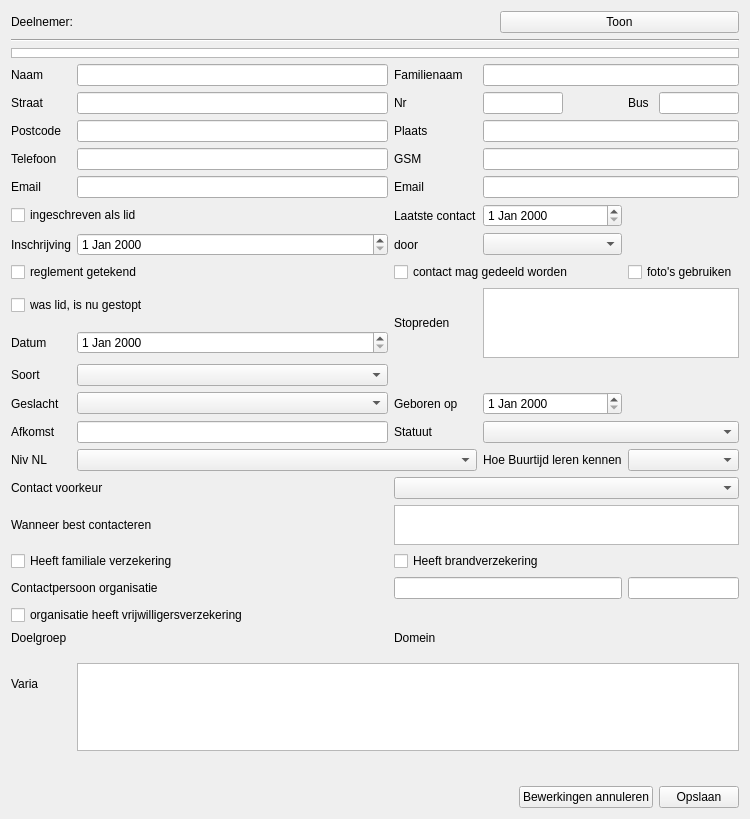
Old version of the form buurtijd_deelnemers.ui in the repository vvim/BT_deelnemers.
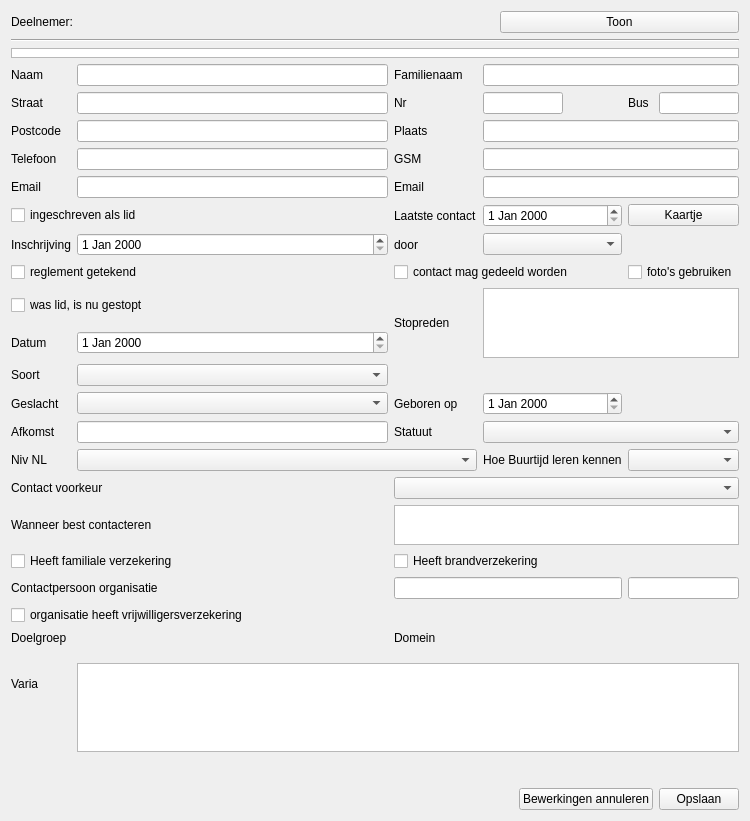
New version of the form. Icons and pictures are not drawn. Custom widgets are drawn as their Qt base class.

```diff
--- a/buurtijd_deelnemers.ui
+++ b/buurtijd_deelnemers.ui
@@ -7,7 +7,7 @@
     <x>0</x>
     <y>0</y>
     <width>750</width>
-    <height>819</height>
+    <height>821</height>
    </rect>
   </property>
   <property name="windowTitle">
@@ -446,6 +446,18 @@
        </property>
       </widget>
      </item>
+     <item row="6" column="4" colspan="2">
+      <widget class="QPushButton" name="pushButton_showMaps">
+       <property name="text">
+        <string>Kaartje</string>
+       </property>
+       <property name="icon">
+        <iconset>
+         <normalon>:/icons/icons/map.png</normalon>
+        </iconset>
+       </property>
+      </widget>
+     </item>
     </layout>
    </item>
    <item>
```
